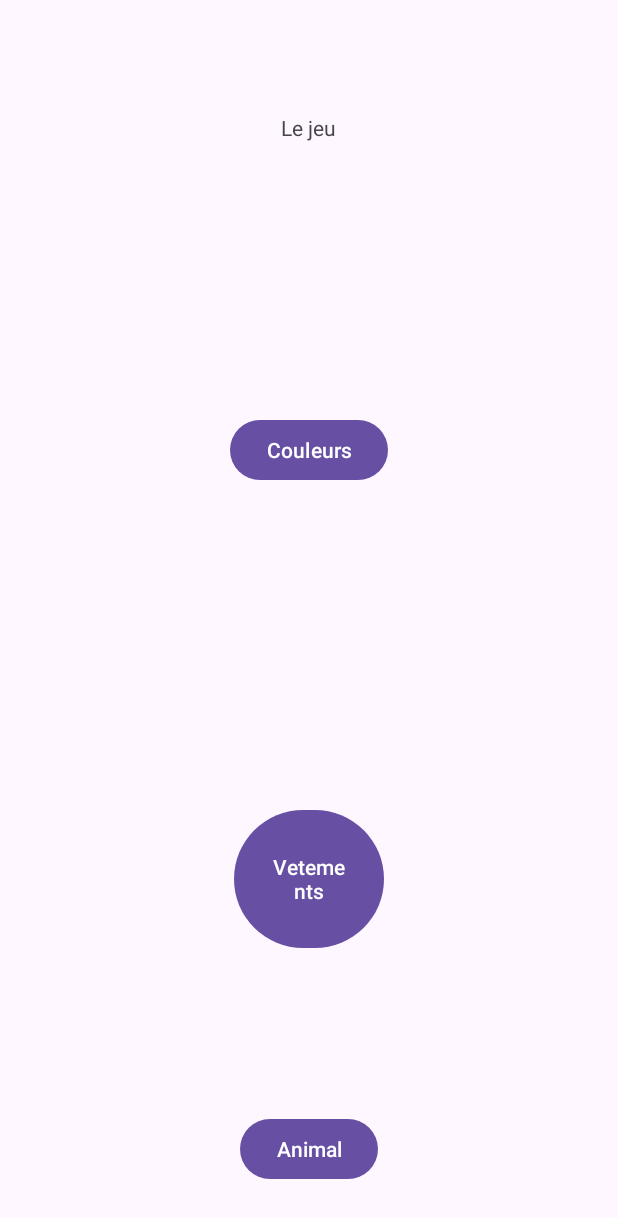
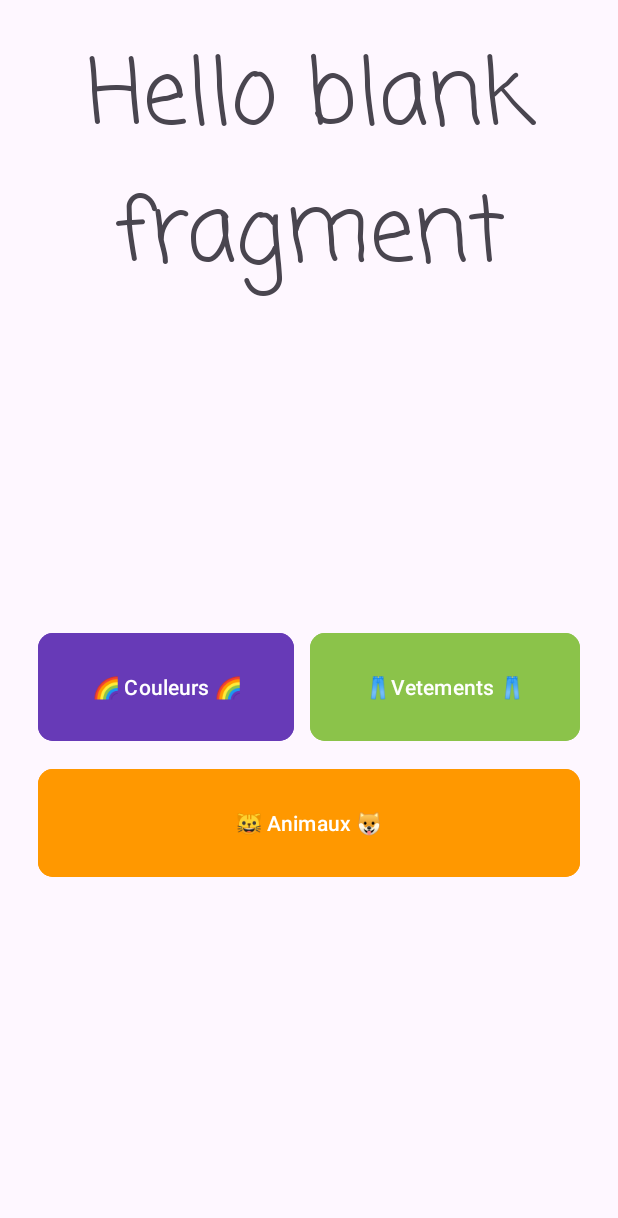
Before and after one commit to Bypus/PetitLingo, an Android app: the screen it shows after launch (MainActivity), on a phone screen of 412 x 824 dp. Shown: the top 1218 px of the screen. Run offline under Robolectric (Android 15) with nearby library versions, the phone set to English and light mode, and no system bars.

Commit message:
update welcome

```diff
--- a/app/src/main/java/com/example/petitlingo/WelcomeFragment.java
+++ b/app/src/main/java/com/example/petitlingo/WelcomeFragment.java
@@ -57,7 +57,7 @@ public class WelcomeFragment extends Fragment {
     @Override
     public void onViewCreated(@NonNull View view, @Nullable Bundle savedInstanceState) {
         super.onViewCreated(view, savedInstanceState);
-        binding.playButton.setEnabled(true);
+        binding.CatCouleurs.setEnabled(true);
 
 //        binding.playButton.setOnClickListener(new View.OnClickListener() {
 //            @Override
@@ -69,5 +69,8 @@ public class WelcomeFragment extends Fragment {
 //                fragmentTransaction.commit();
 //            }
 //        });
+        binding.CatVetements.setEnabled(true);
+        binding.CatAnimaux.setEnabled(true);
+
     }
 }
--- a/app/src/main/res/layout/fragment_welcome.xml
+++ b/app/src/main/res/layout/fragment_welcome.xml
@@ -1,43 +1,75 @@
 <?xml version="1.0" encoding="utf-8"?>
 <LinearLayout xmlns:android="http://schemas.android.com/apk/res/android"
+    xmlns:app="http://schemas.android.com/apk/res-auto"
     xmlns:tools="http://schemas.android.com/tools"
     android:layout_width="match_parent"
     android:layout_height="match_parent"
+    android:gravity="center_horizontal"
     android:orientation="vertical"
-    tools:context=".WelcomeFragment">
+    android:padding="20dp"
+    tools:context=".types">
+
+    <!-- TODO: Update blank fragment layout -->
 
     <TextView
-        android:id="@+id/titleRandom"
-        android:layout_width="wrap_content"
+        android:layout_width="match_parent"
         android:layout_height="wrap_content"
-        android:layout_gravity="center"
-        android:layout_margin="60dp"
-        android:padding="15dp"
-        android:text="Le jeu" />
+        android:duplicateParentState="false"
+        android:fontFamily="casual"
+        android:gravity="center_horizontal"
+        android:text="@string/hello_blank_fragment"
+        android:textSize="60sp" />
 
-    <Button
-        android:id="@+id/CatCouleur"
-        android:layout_width="wrap_content"
-        android:layout_height="wrap_content"
-        android:layout_gravity="center"
-        android:layout_margin="106dp"
-        android:paddingHorizontal="24dp"
-        android:text="Couleurs" />
-    <Button
-        android:id="@+id/CatVetement"
-        android:layout_width="100dp"
-        android:layout_height="100dp"
-        android:layout_gravity="center"
-        android:layout_margin="106dp"
-        android:paddingHorizontal="24dp"
-        android:text="Vetements" />
-    <Button
-        android:id="@+id/CatAnimal"
-        android:layout_width="wrap_content"
-        android:layout_height="wrap_content"
-        android:layout_gravity="center"
-        android:paddingHorizontal="24dp"
-        android:text="Animal" />
+    <LinearLayout
+        android:layout_width="match_parent"
+        android:layout_height="match_parent"
+        android:gravity="center_vertical"
+        android:orientation="vertical">
+
+        <LinearLayout
+            android:layout_width="match_parent"
+            android:layout_height="wrap_content"
+            android:orientation="horizontal">
+
+            <Button
+                android:id="@+id/CatCouleurs"
+                android:layout_width="wrap_content"
+                android:layout_height="80dp"
+                android:layout_margin="5dp"
+                android:layout_weight="1"
+                android:backgroundTint="#673AB7"
+                android:text="🌈 Couleurs 🌈"
+                app:cornerRadius="10dp" />
+
+            <Button
+                android:id="@+id/CatVetements"
+                android:layout_width="wrap_content"
+                android:layout_height="80dp"
+                android:layout_margin="5dp"
+                android:layout_weight="1"
+                android:backgroundTint="#8BC34A"
+                android:text="👖Vetements 👖"
+                app:cornerRadius="10dp" />
+        </LinearLayout>
+
+        <LinearLayout
+            android:layout_width="match_parent"
+            android:layout_height="wrap_content"
+            android:orientation="horizontal">
+
+            <Button
+                android:id="@+id/CatAnimaux"
+                android:layout_width="wrap_content"
+                android:layout_height="80dp"
+                android:layout_margin="5dp"
+                android:layout_weight="1"
+                android:backgroundTint="#FF9800"
+                android:text="😺 Animaux 🐶"
+                app:cornerRadius="10dp" />
+
+
+        </LinearLayout>
+    </LinearLayout>
 
 
 </LinearLayout>
```
